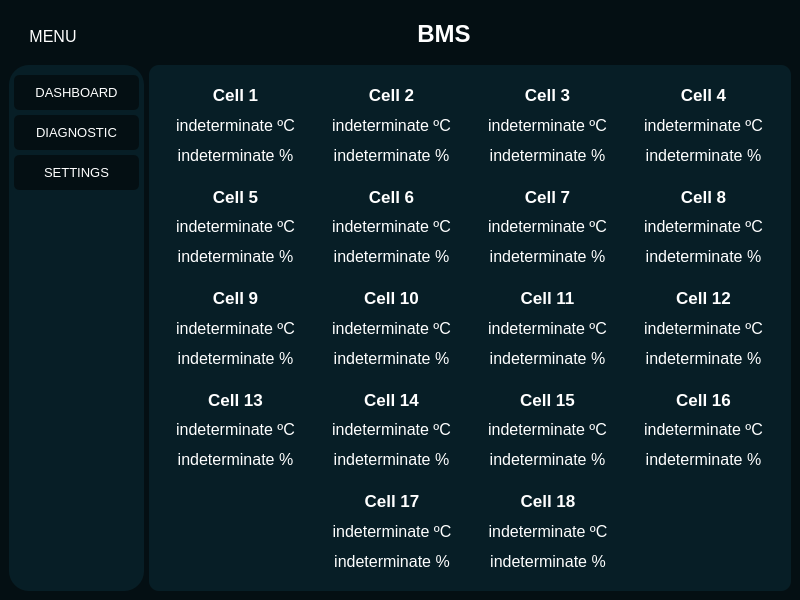
First picture: the form in src/views/ui/ui_index.ui, repository aleixJ/validationGUI, before the edit.
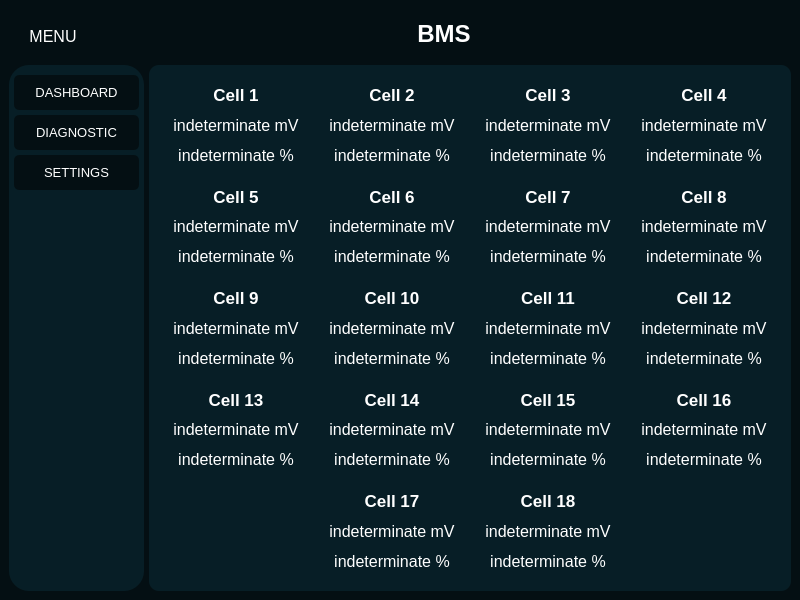
Second picture: the form after the edit.

Commit message: Update GUI to display cell voltage and state of charge

```diff
--- a/src/views/ui/ui_index.ui
+++ b/src/views/ui/ui_index.ui
@@ -454,7 +454,7 @@
                       </font>
                      </property>
                      <property name="text">
-                      <string>indeterminate ºC</string>
+                      <string>indeterminate mV</string>
                      </property>
                      <property name="alignment">
                       <set>Qt::AlignCenter</set>
@@ -513,7 +513,7 @@
                       </font>
                      </property>
                      <property name="text">
-                      <string>indeterminate ºC</string>
+                      <string>indeterminate mV</string>
                      </property>
                      <property name="alignment">
                       <set>Qt::AlignCenter</set>
@@ -572,7 +572,7 @@
                       </font>
                      </property>
                      <property name="text">
-                      <string>indeterminate ºC</string>
+                      <string>indeterminate mV</string>
                      </property>
                      <property name="alignment">
                       <set>Qt::AlignCenter</set>
@@ -631,7 +631,7 @@
                       </font>
                      </property>
                      <property name="text">
-                      <string>indeterminate ºC</string>
+                      <string>indeterminate mV</string>
                      </property>
                      <property name="alignment">
                       <set>Qt::AlignCenter</set>
@@ -690,7 +690,7 @@
                       </font>
                      </property>
                      <property name="text">
-                      <string>indeterminate ºC</string>
+                      <string>indeterminate mV</string>
                      </property>
                      <property name="alignment">
                       <set>Qt::AlignCenter</set>
@@ -749,7 +749,7 @@
                       </font>
                      </property>
                      <property name="text">
-                      <string>indeterminate ºC</string>
+                      <string>indeterminate mV</string>
                      </property>
                      <property name="alignment">
                       <set>Qt::AlignCenter</set>
@@ -808,7 +808,7 @@
                       </font>
                      </property>
                      <property name="text">
-                      <string>indeterminate ºC</string>
+                      <string>indeterminate mV</string>
                      </property>
                      <property name="alignment">
                       <set>Qt::AlignCenter</set>
@@ -835,6 +835,9 @@
                 </item>
                 <item row="3" column="2" alignment="Qt::AlignHCenter">
                  <widget class="QFrame" name="cell15_frame">
+                  <property name="styleSheet">
+                   <string notr="true"/>
+                  </property>
                   <property name="frameShape">
                    <enum>QFrame::StyledPanel</enum>
                   </property>
@@ -867,7 +870,7 @@
                       </font>
                      </property>
                      <property name="text">
-                      <string>indeterminate ºC</string>
+                      <string>indeterminate mV</string>
                      </property>
                      <property name="alignment">
                       <set>Qt::AlignCenter</set>
@@ -926,7 +929,7 @@
                       </font>
                      </property>
                      <property name="text">
-                      <string>indeterminate ºC</string>
+                      <string>indeterminate mV</string>
                      </property>
                      <property name="alignment">
                       <set>Qt::AlignCenter</set>
@@ -985,7 +988,7 @@
                       </font>
                      </property>
                      <property name="text">
-                      <string>indeterminate ºC</string>
+                      <string>indeterminate mV</string>
                      </property>
                      <property name="alignment">
                       <set>Qt::AlignCenter</set>
@@ -1044,7 +1047,7 @@
                       </font>
                      </property>
                      <property name="text">
-                      <string>indeterminate ºC</string>
+                      <string>indeterminate mV</string>
                      </property>
                      <property name="alignment">
                       <set>Qt::AlignCenter</set>
@@ -1103,7 +1106,7 @@
                       </font>
                      </property>
                      <property name="text">
-                      <string>indeterminate ºC</string>
+                      <string>indeterminate mV</string>
                      </property>
                      <property name="alignment">
                       <set>Qt::AlignCenter</set>
@@ -1162,7 +1165,7 @@
                       </font>
                      </property>
                      <property name="text">
-                      <string>indeterminate ºC</string>
+                      <string>indeterminate mV</string>
                      </property>
                      <property name="alignment">
                       <set>Qt::AlignCenter</set>
@@ -1189,6 +1192,14 @@
                 </item>
                 <item row="3" column="0" alignment="Qt::AlignHCenter">
                  <widget class="QFrame" name="cell13_frame">
+                  <property name="font">
+                   <font>
+                    <strikeout>false</strikeout>
+                   </font>
+                  </property>
+                  <property name="autoFillBackground">
+                   <bool>false</bool>
+                  </property>
                   <property name="frameShape">
                    <enum>QFrame::StyledPanel</enum>
                   </property>
@@ -1221,7 +1232,7 @@
                       </font>
                      </property>
                      <property name="text">
-                      <string>indeterminate ºC</string>
+                      <string>indeterminate mV</string>
                      </property>
                      <property name="alignment">
                       <set>Qt::AlignCenter</set>
@@ -1280,7 +1291,7 @@
                       </font>
                      </property>
                      <property name="text">
-                      <string>indeterminate ºC</string>
+                      <string>indeterminate mV</string>
                      </property>
                      <property name="alignment">
                       <set>Qt::AlignCenter</set>
@@ -1339,7 +1350,7 @@
                       </font>
                      </property>
                      <property name="text">
-                      <string>indeterminate ºC</string>
+                      <string>indeterminate mV</string>
                      </property>
                      <property name="alignment">
                       <set>Qt::AlignCenter</set>
@@ -1398,7 +1409,7 @@
                       </font>
                      </property>
                      <property name="text">
-                      <string>indeterminate ºC</string>
+                      <string>indeterminate mV</string>
                      </property>
                      <property name="alignment">
                       <set>Qt::AlignCenter</set>
@@ -1457,7 +1468,7 @@
                       </font>
                      </property>
                      <property name="text">
-                      <string>indeterminate ºC</string>
+                      <string>indeterminate mV</string>
                      </property>
                      <property name="alignment">
                       <set>Qt::AlignCenter</set>
```
Left out of the diff: 36 changed lines with no effect on the pictures. The commit also changes 5 other files.
